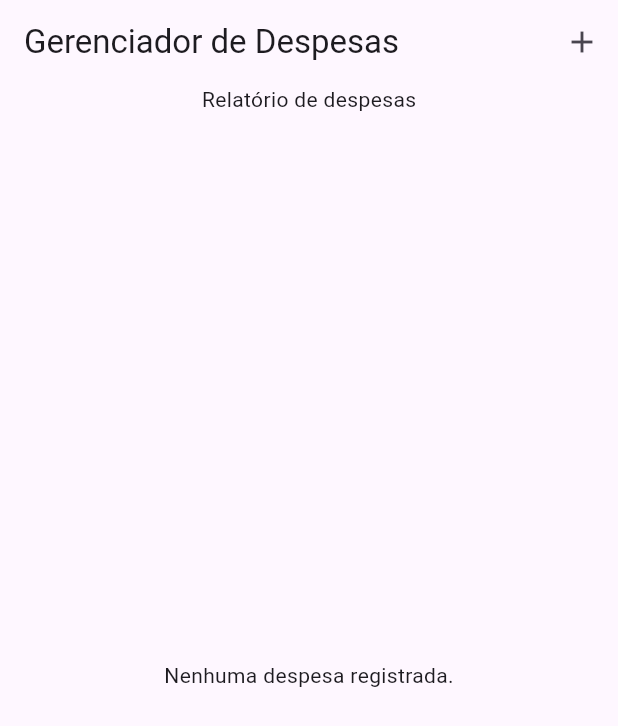
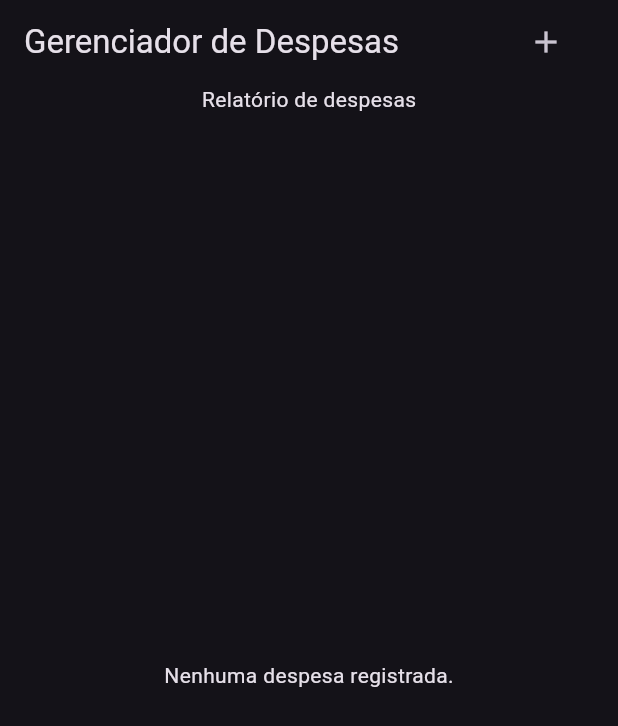
Before and after one commit to rlneto/despesas_flutter, a Flutter app: the screen it shows after launch, on a phone screen of 412 x 824 dp. Shown: the top 726 px of the screen. Run offline on Flutter 3.47's test engine with Material 3 defaults, Android fonts, the light colour scheme and no system bars.

Commit message:
dark mode

```diff
--- a/lib/main.dart
+++ b/lib/main.dart
@@ -2,5 +2,7 @@ import 'package:despesas_flutter/widgets/expenses.dart';
 import 'package:flutter/material.dart';
 
 void main() {
-  runApp(const MaterialApp(home: Expenses()));
+  runApp(
+    MaterialApp(theme: ThemeData.dark().copyWith(), home: const Expenses()),
+  );
 }
--- a/lib/widgets/expenses.dart
+++ b/lib/widgets/expenses.dart
@@ -70,6 +70,7 @@ class _ExpensesState extends State<Expenses> {
     }
     return Scaffold(
       appBar: AppBar(
+        actionsPadding: EdgeInsets.fromLTRB(0, 0, 24, 0),
         title: Text("Gerenciador de Despesas"),
         actions: [
           IconButton(onPressed: _openAddExpenseOverlay, icon: Icon(Icons.add)),
```
